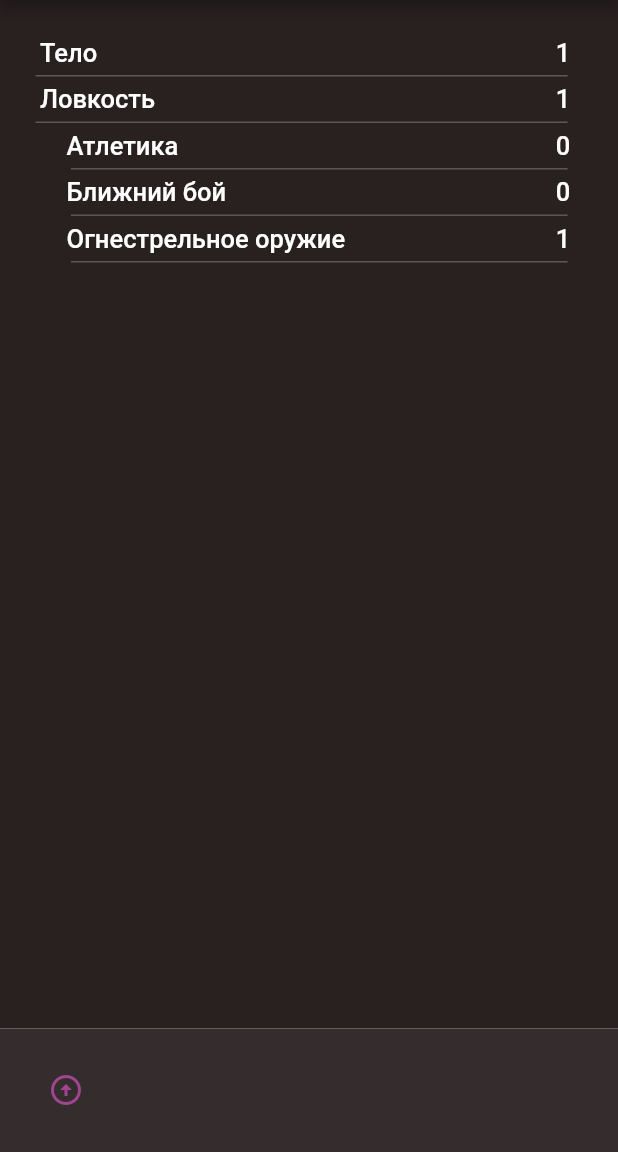
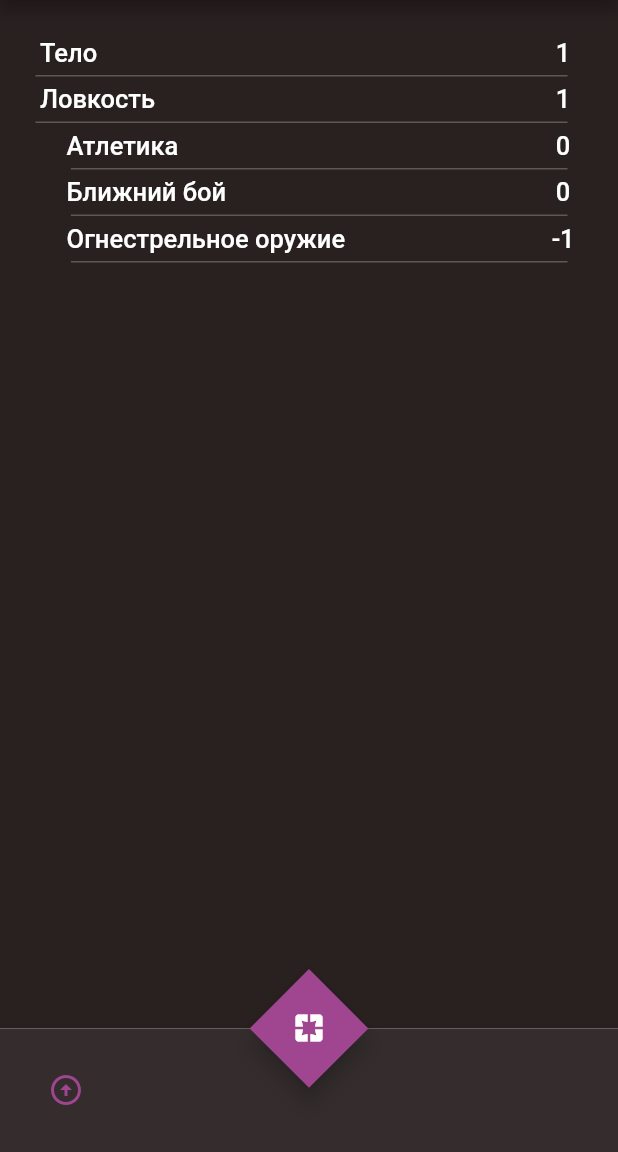
Before and after one commit to SigachevAV/ShadowFlex, a Flutter app: the screen it shows after launch, on a phone screen of 412 x 824 dp, the part 84-1236 px from its top. Run offline on Flutter 3.47's test engine with Material 2 defaults, Android fonts, the phone set to English and light mode, and no system bars.

Commit message:
square fab and navbar drafts

```diff
--- a/Client/shadow_flex/lib/main.dart
+++ b/Client/shadow_flex/lib/main.dart
@@ -3,6 +3,7 @@ import 'package:shadow_flex/pages/characteristics.dart';
 import 'package:shadow_flex/style/color_sheme.dart';
 import 'package:shadow_flex/style/test_style.dart';
 import 'package:shadow_flex/widgets/navigation_bar.dart';
+import 'package:shadow_flex/widgets/square_fab.dart';
 
 void main() {
   runApp(const MyApp());
@@ -49,7 +50,12 @@ class _MainPagesVievState extends State<MainPagesViev> {
           Center(child: Text("3")),
         ],
       ),
-      bottomNavigationBar: NavigationBarShadowFlex(),
+      floatingActionButton: SquareFAB(() => {}, Icons.pages),
+      floatingActionButtonLocation: FloatingActionButtonLocation.centerDocked,
+      bottomNavigationBar: SafeArea(
+        child: NavigationBarShadowFlex(),
+        bottom: false,
+      ),
     );
   }
 }
--- a/Client/shadow_flex/lib/pages/characteristics.dart
+++ b/Client/shadow_flex/lib/pages/characteristics.dart
@@ -54,7 +54,7 @@ class _CharacteristicsPageState extends State<CharacteristicsPage> {
           AbillytyRow(
             name: "Огнестрельное оружие",
             offset: 1,
-            index: 1100,
+            index: 130,
           ),
         ],
       ),
--- /dev/null
+++ b/Client/shadow_flex/lib/widgets/square_fab.dart
@@ -0,0 +1,31 @@
+import 'package:flutter/cupertino.dart';
+import 'package:flutter/material.dart';
+import 'dart:math' as math;
+
+import 'package:shadow_flex/style/color_sheme.dart';
+
+class SquareFAB extends StatelessWidget {
+  SquareFAB(Function() _function, IconData _icon) {
+    this.onPressHandler = _function;
+    this.icon = _icon;
+  }
+  IconData icon = Icons.abc;
+  late void Function()? onPressHandler = () {
+    return;
+  };
+  @override
+  Widget build(BuildContext context) {
+    return Transform.rotate(
+      angle: -math.pi / 4 * -1,
+      child: FloatingActionButton(
+        onPressed: onPressHandler,
+        shape: BeveledRectangleBorder(borderRadius: BorderRadius.zero),
+        backgroundColor: ColorShemeMine().GetAkcent(),
+        child: Transform.rotate(
+          child: Icon(icon),
+          angle: -math.pi / 4,
+        ),
+      ),
+    );
+  }
+}
```
Also changed, not shown: Client/shadow_flex/lib/models/hero.dart (+9 -0 lines), Client/shadow_flex/lib/widgets/navigation_bar.dart (+10 -6 lines), 2 other files.
